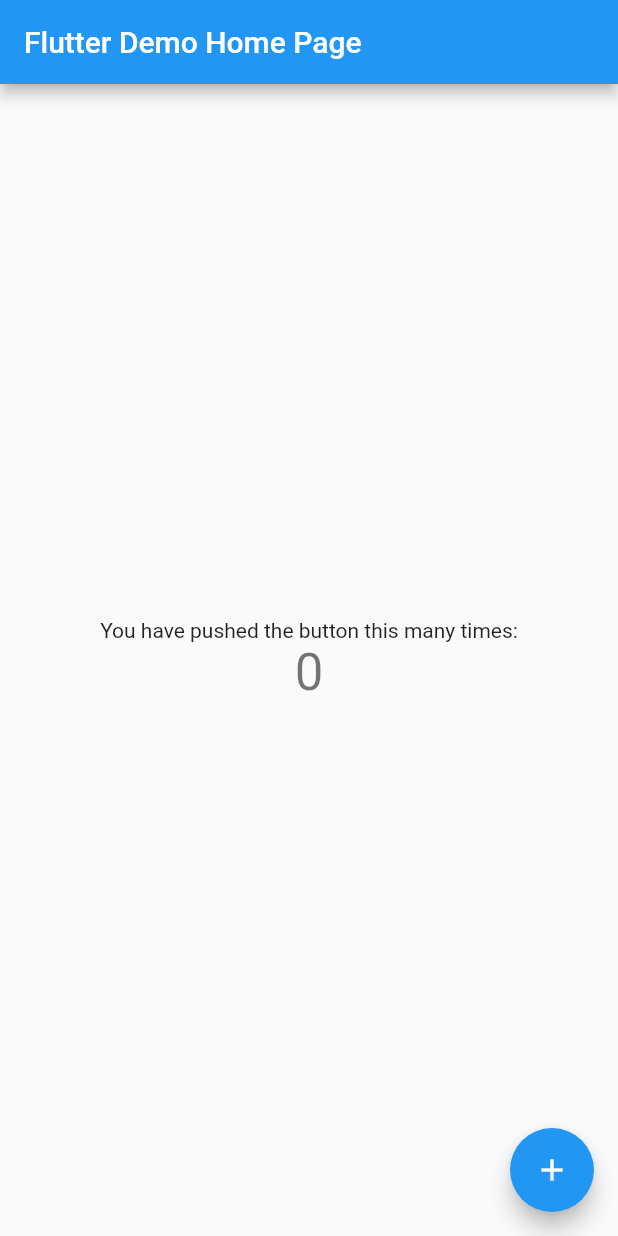
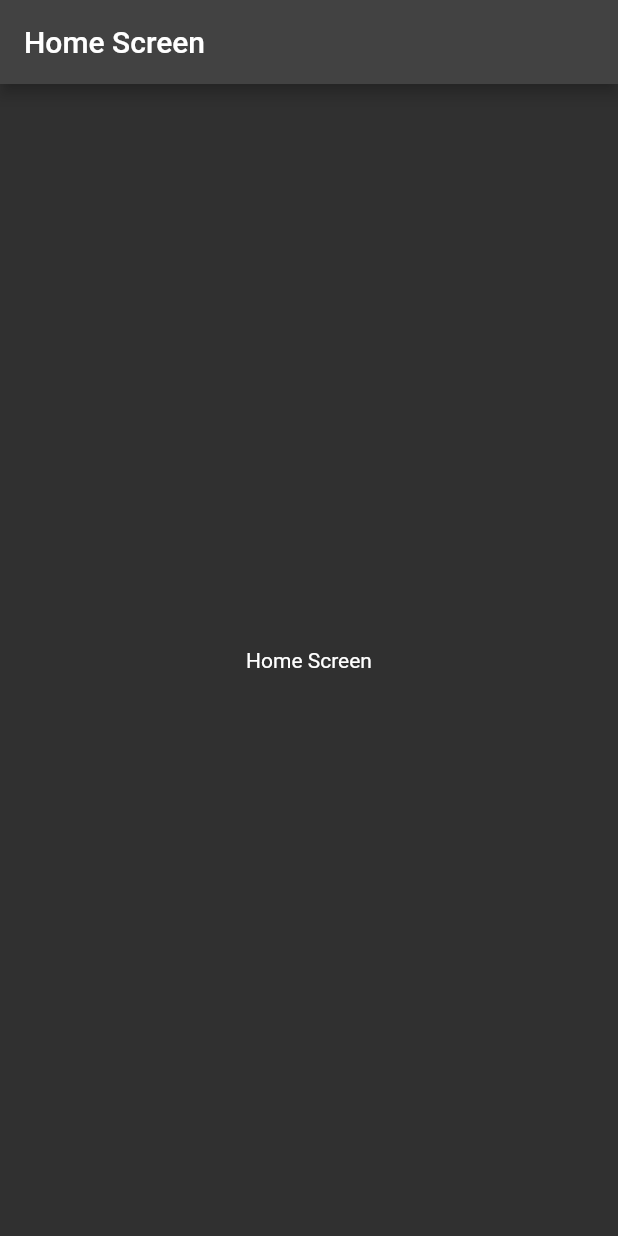
Before and after one commit to MertSaygili/flutter_bluetooth, a Flutter app: the screen it shows after launch, on a phone screen of 412 x 824 dp. Run offline on Flutter 3.47's test engine with Material 2 defaults, Android fonts, the light colour scheme and no system bars; our stand-ins replace flutter_bluetooth_serial.

Commit message:
Bluetooh plugin added

```diff
--- /dev/null
+++ b/lib/feature/screen/home.dart
@@ -0,0 +1,28 @@
+import 'package:flutter/material.dart';
+import 'package:flutter_bluetooth_serial/flutter_bluetooth_serial.dart';
+
+class HomeScreen extends StatefulWidget {
+  const HomeScreen({super.key});
+
+  @override
+  State<HomeScreen> createState() => _HomeScreenState();
+}
+
+class _HomeScreenState extends State<HomeScreen> {
+  late final BluetoothConnection bluetoothConnection;
+  late final BluetoothDevice bluetoothDevice;
+  final String _title = 'Home Screen';
+
+  @override
+  void initState() {
+    super.initState();
+  }
+
+  @override
+  Widget build(BuildContext context) {
+    return Scaffold(
+      appBar: AppBar(title: Text(_title), centerTitle: false),
+      body: Center(child: Text(_title)),
+    );
+  }
+}
--- a/lib/main.dart
+++ b/lib/main.dart
@@ -1,3 +1,4 @@
+import 'package:bluetooth_flutter/feature/screen/home.dart';
 import 'package:flutter/material.dart';
 
 void main() {
@@ -12,104 +13,8 @@
   Widget build(BuildContext context) {
     return MaterialApp(
       title: 'Flutter Demo',
-      theme: ThemeData(
-        // This is the theme of your application.
-        //
-        // Try running your application with "flutter run". You'll see the
-        // application has a blue toolbar. Then, without quitting the app, try
-        // changing the primarySwatch below to Colors.green and then invoke
-        // "hot reload" (press "r" in the console where you ran "flutter run",
-        // or simply save your changes to "hot reload" in a Flutter IDE).
-        // Notice that the counter didn't reset back to zero; the application
-        // is not restarted.
-        primarySwatch: Colors.blue,
-      ),
-      home: const MyHomePage(title: 'Flutter Demo Home Page'),
+      theme: ThemeData.dark(),
+      home: const HomeScreen(),
     );
   }
 }
-
-class MyHomePage extends StatefulWidget {
-  const MyHomePage({super.key, required this.title});
-
-  // This widget is the home page of your application. It is stateful, meaning
-  // that it has a State object (defined below) that contains fields that affect
-  // how it looks.
-
-  // This class is the configuration for the state. It holds the values (in this
-  // case the title) provided by the parent (in this case the App widget) and
-  // used by the build method of the State. Fields in a Widget subclass are
-  // always marked "final".
-
-  final String title;
-
-  @override
-  State<MyHomePage> createState() => _MyHomePageState();
-}
-
-class _MyHomePageState extends State<MyHomePage> {
-  int _counter = 0;
-
-  void _incrementCounter() {
-    setState(() {
-      // This call to setState tells the Flutter framework that something has
-      // changed in this State, which causes it to rerun the build method below
-      // so that the display can reflect the updated values. If we changed
-      // _counter without calling setState(), then the build method would not be
-      // called again, and so nothing would appear to happen.
-      _counter++;
-    });
-  }
-
-  @override
-  Widget build(BuildContext context) {
-    // This method is rerun every time setState is called, for instance as done
-    // by the _incrementCounter method above.
-    //
-    // The Flutter framework has been optimized to make rerunning build methods
-    // fast, so that you can just rebuild anything that needs updating rather
-    // than having to individually change instances of widgets.
-    return Scaffold(
-      appBar: AppBar(
-        // Here we take the value from the MyHomePage object that was created by
-        // the App.build method, and use it to set our appbar title.
-        title: Text(widget.title),
-      ),
-      body: Center(
-        // Center is a layout widget. It takes a single child and positions it
-        // in the middle of the parent.
-        child: Column(
-          // Column is also a layout widget. It takes a list of children and
-          // arranges them vertically. By default, it sizes itself to fit its
-          // children horizontally, and tries to be as tall as its parent.
-          //
-          // Invoke "debug painting" (press "p" in the console, choose the
-          // "Toggle Debug Paint" action from the Flutter Inspector in Android
-          // Studio, or the "Toggle Debug Paint" command in Visual Studio Code)
-          // to see the wireframe for each widget.
-          //
-          // Column has various properties to control how it sizes itself and
-          // how it positions its children. Here we use mainAxisAlignment to
-          // center the children vertically; the main axis here is the vertical
-          // axis because Columns are vertical (the cross axis would be
-          // horizontal).
-          mainAxisAlignment: MainAxisAlignment.center,
-          children: <Widget>[
-            const Text(
-              'You have pushed the button this many times:',
-            ),
-            Text(
-              '$_counter',
-              style: Theme.of(context).textTheme.headlineMedium,
-            ),
-          ],
-        ),
-      ),
-      floatingActionButton: FloatingActionButton(
-        onPressed: _incrementCounter,
-        tooltip: 'Increment',
-        child: const Icon(Icons.add),
-      ), // This trailing comma makes auto-formatting nicer for build methods.
-    );
-  }
-}
--- a/pubspec.yaml
+++ b/pubspec.yaml
@@ -30,6 +30,9 @@
 dependencies:
   flutter:
     sdk: flutter
+
+  flutter_bluetooth_serial: ^0.4.0
+  flutter_blue: ^0.8.0
 
 
   # The following adds the Cupertino Icons font to your application.
```
Also changed, not shown: pubspec.lock, 4 other files.
